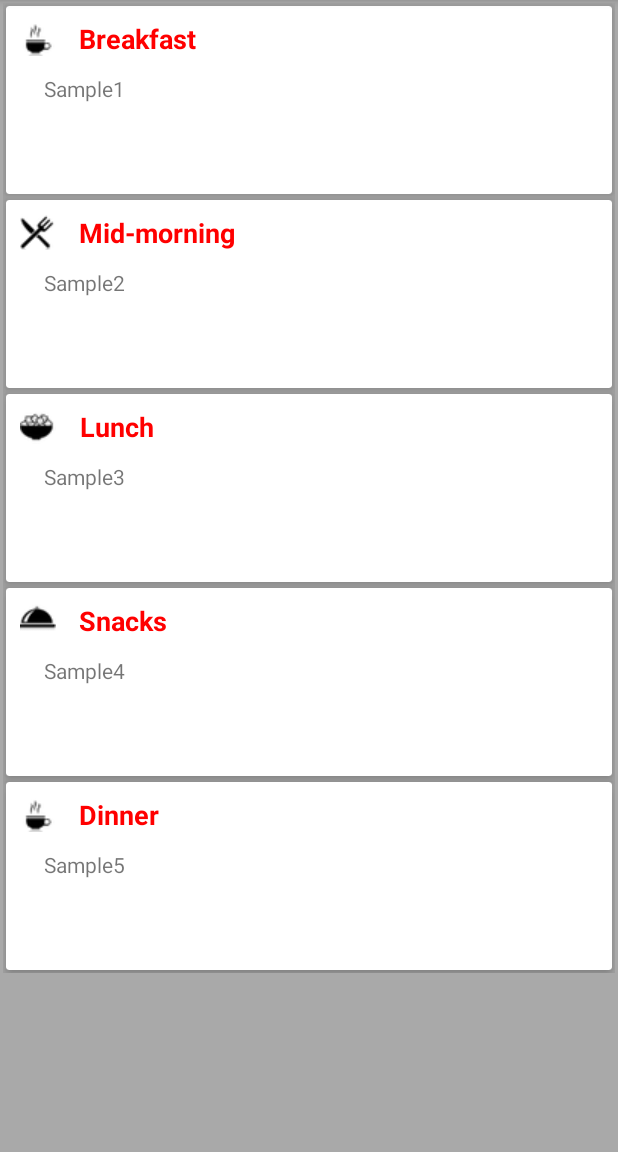
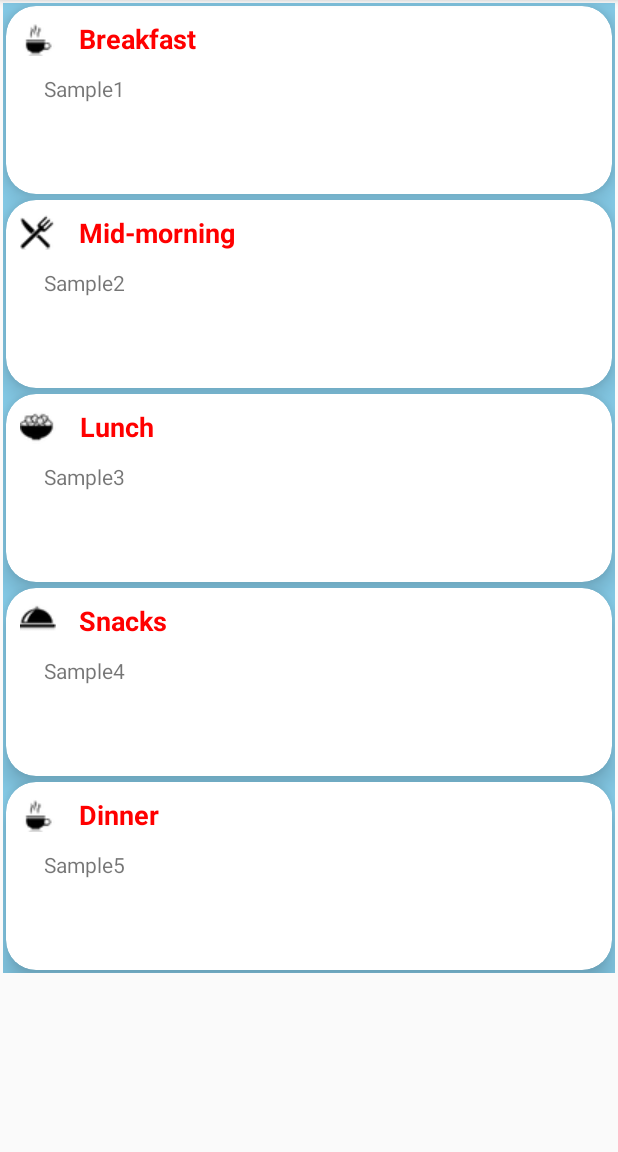
Before and after one commit to abhi1349/aa, an Android app: the FullDayChartActivity screen opened directly, with no data from a screen before it, on a phone screen of 412 x 824 dp, the part 84-1236 px from its top. Run offline under Robolectric (Android 15) with nearby library versions, the phone set to English and light mode, and no system bars; 5 statements that could not run were skipped.

Commit message:
button design changes Full Chart Activity Design change Button_shape change

```diff
--- a/app/src/main/res/layout/activity_full_day_chart.xml
+++ b/app/src/main/res/layout/activity_full_day_chart.xml
@@ -6,9 +6,8 @@
     xmlns:app="http://schemas.android.com/apk/res-auto"
     xmlns:tools="http://schemas.android.com/tools"
     android:orientation="vertical"
-    android:padding="2dp"
+    android:layout_margin="2dp"
     android:layout_gravity="center"
-    android:background="@color/DarkGray"
     tools:context=".activity.FullDayChartActivity">
 
     <ScrollView
@@ -17,17 +16,16 @@
 
         <LinearLayout
             android:orientation="vertical"
-            android:background="@color/DarkGray"
+            android:background="#87CEEB"
             android:layout_width="match_parent"
             android:layout_height="match_parent">
-
-
 
         <android.support.v7.widget.CardView
             android:layout_width="match_parent"
             android:layout_height="wrap_content"
             android:layout_margin="2dp"
-            app:cardElevation="5dp">
+            app:cardCornerRadius="20dp"
+            app:cardElevation="10dp">
 
             <RelativeLayout
                 android:layout_width="match_parent"
@@ -63,7 +61,8 @@
             android:layout_width="match_parent"
             android:layout_height="wrap_content"
             android:layout_margin="2dp"
-            app:cardElevation="5dp">
+            app:cardCornerRadius="20dp"
+            app:cardElevation="10dp">
 
             <RelativeLayout
                 android:layout_width="match_parent"
@@ -99,7 +98,8 @@
             android:layout_width="match_parent"
             android:layout_height="wrap_content"
             android:layout_margin="2dp"
-            app:cardElevation="5dp">
+            app:cardCornerRadius="20dp"
+            app:cardElevation="10dp">
 
             <RelativeLayout
                 android:layout_width="match_parent"
@@ -135,7 +135,8 @@
             android:layout_width="match_parent"
             android:layout_height="wrap_content"
             android:layout_margin="2dp"
-            app:cardElevation="5dp">
+            app:cardCornerRadius="20dp"
+            app:cardElevation="10dp">
 
             <RelativeLayout
                 android:layout_width="match_parent"
@@ -171,7 +172,8 @@
             android:layout_width="match_parent"
             android:layout_height="wrap_content"
             android:layout_margin="2dp"
-            app:cardElevation="5dp">
+            app:cardCornerRadius="20dp"
+            app:cardElevation="10dp">
 
             <RelativeLayout
                 android:layout_width="match_parent"
@@ -208,7 +210,8 @@
             android:layout_width="match_parent"
             android:layout_height="wrap_content"
             android:layout_margin="2dp"
-            app:cardElevation="5dp">
+            app:cardCornerRadius="20dp"
+            app:cardElevation="10dp">
 
             <RelativeLayout
                 android:layout_width="match_parent"
```
